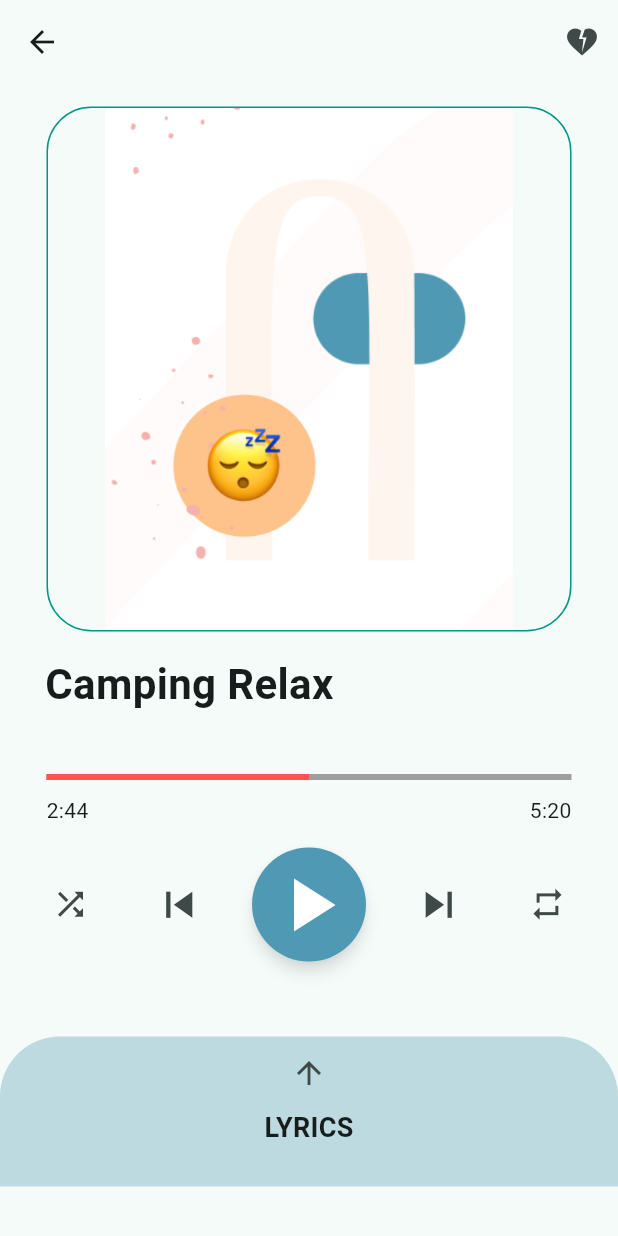
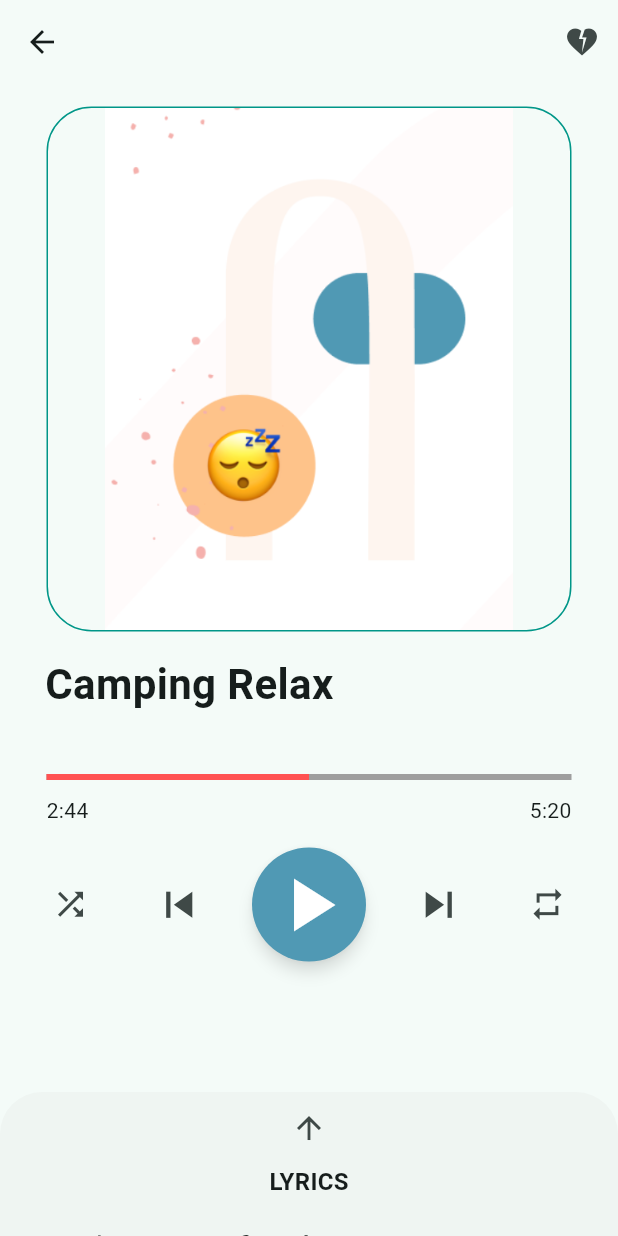
Before and after one commit to axornam/sleep_magic, a Flutter app: the PlayerScreen screen opened directly, on a phone screen of 412 x 824 dp. Run offline on Flutter 3.47's test engine with Material 2 defaults, Android fonts, the phone set to English and light mode, and no system bars.

Commit message:
add lyrics component to media player screen

```diff
--- a/lib/config/constants.dart
+++ b/lib/config/constants.dart
@@ -1 +1,12 @@
+// colors
 const int tealPrimaryColor = 0xff5099b4;
+
+// text
+const String NOT_AFRAID_LYRICS = """
+  I'm Not Afraid, x2
+  To Take a stand, x2
+  Everybody ...
+  Come Take My Hand
+  We'll walk this road together,
+  Everyweather
+""";
--- a/lib/screens/player/player_screen.dart
+++ b/lib/screens/player/player_screen.dart
@@ -9,6 +9,8 @@ class PlayerScreen extends StatefulWidget {
 }
 
 class _PlayerScreenState extends State<PlayerScreen> {
+  bool _isButtomSheetOpened = false;
+
   @override
   Widget build(BuildContext context) {
     return Scaffold(
@@ -20,6 +22,26 @@ class _PlayerScreenState extends State<PlayerScreen> {
           )
         ],
       ),
+
+      //bottomSheet: _isButtomSheetOpened != true
+      //? _showMusicalLyricsDialog(context) : null,
+
+      bottomSheet: DraggableScrollableSheet(
+        initialChildSize: 0.125,
+        minChildSize: 0.125,
+        maxChildSize: 0.7,
+        builder: (ctx, controller) => _musicalLyricsDialog(controller),
+        expand: false,
+      ),
+
+      //bottomSheet: BottomSheet(
+      //showDragHandle: true,
+      //onClosing: () {},
+      ////builder: (_) => _showMusicalLyricsDialog(context),
+      //builder: (_) => _musicalLyricsDialog(ScrollController()),
+      //enableDrag: true,
+      //),
+
       body: Stack(
         children: [
           Column(
@@ -55,7 +77,7 @@ class _PlayerScreenState extends State<PlayerScreen> {
               const SizedBox(height: 15),
               _musicalMedialControls(),
               const SizedBox(height: 50),
-              _musicalLyricsDialog(),
+              //_musicalLyricsDialog(),
             ],
           )
         ],
@@ -65,15 +87,28 @@ class _PlayerScreenState extends State<PlayerScreen> {
 
   void _onLike() {}
 
-  Widget _musicalLyricsDialog() {
+  Widget _showMusicalLyricsDialog(BuildContext? context) {
     return InkWell(
       borderRadius: const BorderRadius.only(
         topLeft: Radius.circular(40),
         topRight: Radius.circular(40),
       ),
-      onTap: () {},
-      onTapUp: (details) {},
-      onTapDown: (details) {},
+      onTap: () {
+        showModalBottomSheet(
+          context: context!,
+          builder: (_) => _musicalLyricsDialog(null),
+          isDismissible: true,
+          barrierLabel: "Hello",
+          elevation: 2.0,
+          showDragHandle: true,
+          enableDrag: true,
+        );
+        setState(() {
+          _isButtomSheetOpened = true;
+        });
+      },
+      //onTapUp: (details) {},
+      //onTapDown: (details) {},
       child: Container(
         height: 100,
         decoration: const BoxDecoration(
@@ -89,7 +124,20 @@ class _PlayerScreenState extends State<PlayerScreen> {
           child: Column(
             children: [
               IconButton(
-                onPressed: () {},
+                onPressed: () {
+                  showModalBottomSheet(
+                    context: context!,
+                    builder: (_) => _musicalLyricsDialog(null),
+                    isDismissible: true,
+                    barrierLabel: "Hello",
+                    elevation: 2.0,
+                    showDragHandle: true,
+                    enableDrag: true,
+                  );
+                  setState(() {
+                    _isButtomSheetOpened = true;
+                  });
+                },
                 icon: const Icon(Icons.arrow_upward),
               ),
               const Text(
@@ -97,6 +145,49 @@ class _PlayerScreenState extends State<PlayerScreen> {
                 style: TextStyle(
                   fontSize: 18,
                   fontWeight: FontWeight.w600,
+                ),
+              ),
+            ],
+          ),
+        ),
+      ),
+    );
+  }
+
+  Widget _musicalLyricsDialog(ScrollController? ctrl) {
+    return InkWell(
+      borderRadius: const BorderRadius.only(
+        topLeft: Radius.circular(40),
+        topRight: Radius.circular(40),
+      ),
+      onTap: () {},
+      onTapUp: (details) {},
+      onTapDown: (details) {},
+      child: SingleChildScrollView(
+        physics: null,
+        controller: ctrl,
+        child: Center(
+          child: Column(
+            mainAxisAlignment: MainAxisAlignment.center,
+            children: [
+              IconButton(
+                onPressed: () {},
+                icon: const Icon(Icons.arrow_upward),
+              ),
+              const Text(
+                "LYRICS",
+                style: TextStyle(
+                  fontSize: 16,
+                  fontWeight: FontWeight.w600,
+                ),
+              ),
+              const SizedBox(height: 18),
+              const SingleChildScrollView(
+                child: Text(
+                  NOT_AFRAID_LYRICS,
+                  style: TextStyle(
+                    fontSize: 24,
+                  ),
                 ),
               ),
             ],
```
